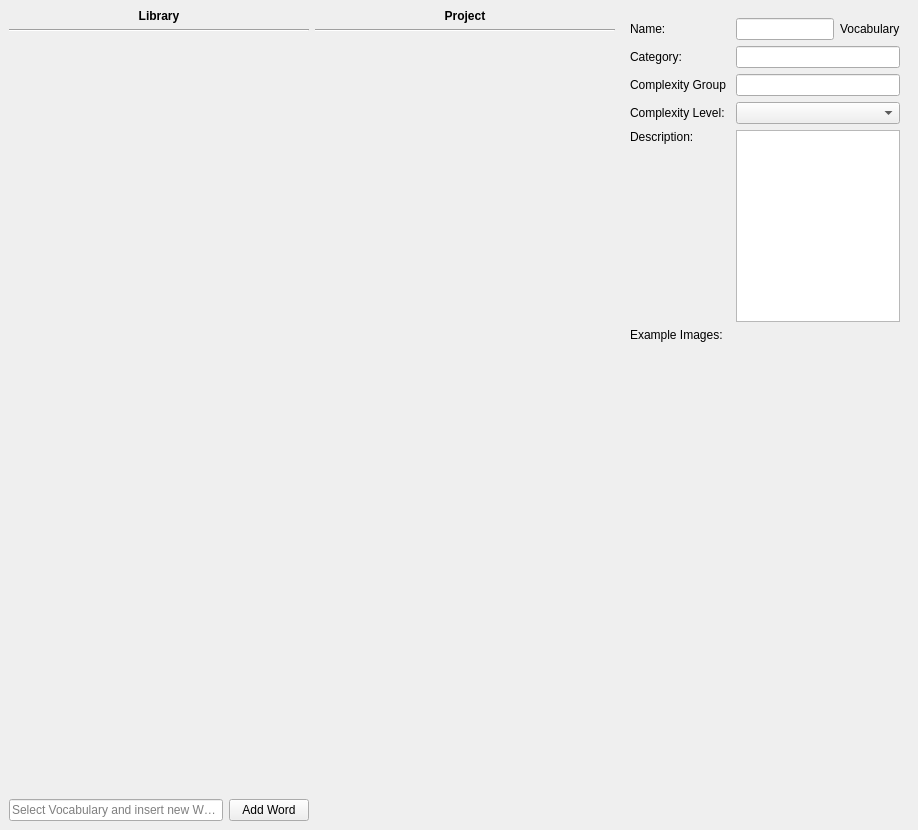
Above: qt_ui/VocabularyManager.ui from FilmColors/VIAN before the change. Below: the same form after it.
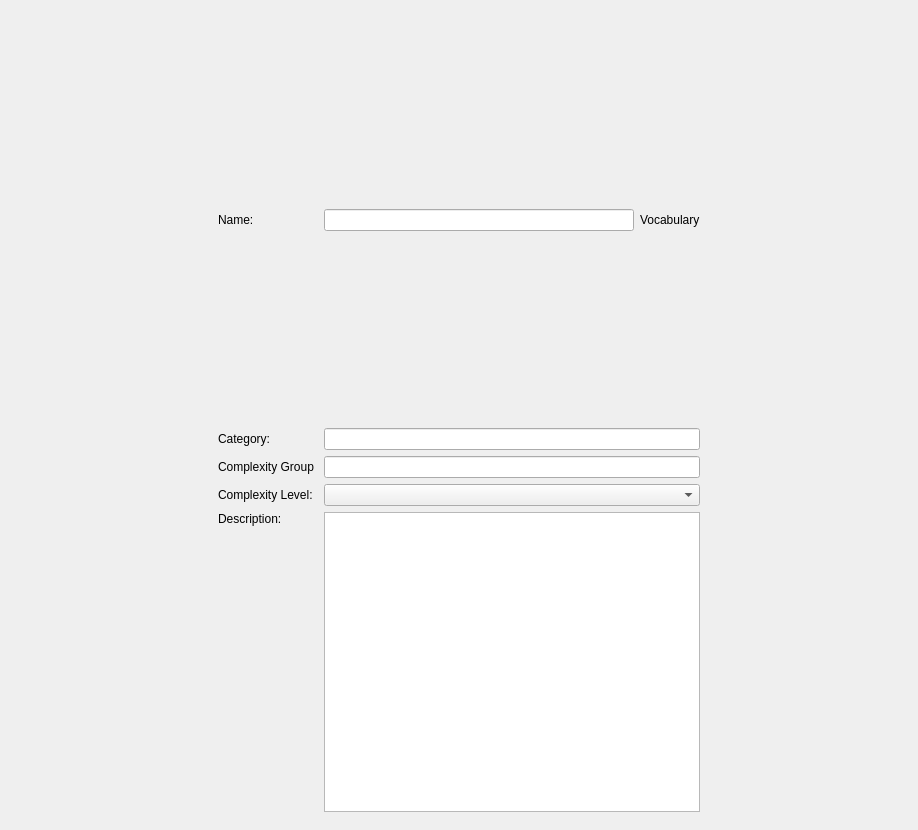
That is the form after the change.

Commit message: New Vocabulary Manager

Diff of the .ui file:
```diff
--- a/qt_ui/VocabularyManager.ui
+++ b/qt_ui/VocabularyManager.ui
@@ -38,112 +38,6 @@
       </sizepolicy>
      </property>
      <layout class="QHBoxLayout" name="horizontalLayout_2">
-      <item>
-       <layout class="QVBoxLayout" name="verticalLayout_2">
-        <item>
-         <widget class="QLabel" name="labelLibrary">
-          <property name="sizePolicy">
-           <sizepolicy hsizetype="Expanding" vsizetype="Preferred">
-            <horstretch>0</horstretch>
-            <verstretch>0</verstretch>
-           </sizepolicy>
-          </property>
-          <property name="minimumSize">
-           <size>
-            <width>300</width>
-            <height>0</height>
-           </size>
-          </property>
-          <property name="text">
-           <string>&lt;html&gt;&lt;head/&gt;&lt;body&gt;&lt;p align=&quot;center&quot;&gt;&lt;span style=&quot; font-weight:600;&quot;&gt;Library&lt;/span&gt;&lt;/p&gt;&lt;/body&gt;&lt;/html&gt;</string>
-          </property>
-         </widget>
-        </item>
-        <item>
-         <widget class="Line" name="line">
-          <property name="orientation">
-           <enum>Qt::Horizontal</enum>
-          </property>
-         </widget>
-        </item>
-        <item>
-         <widget class="QWidget" name="innerLibrary" native="true">
-          <property name="sizePolicy">
-           <sizepolicy hsizetype="Preferred" vsizetype="Expanding">
-            <horstretch>0</horstretch>
-            <verstretch>0</verstretch>
-           </sizepolicy>
-          </property>
-          <layout class="QVBoxLayout" name="verticalLayout_5"/>
-         </widget>
-        </item>
-        <item>
-         <layout class="QHBoxLayout" name="horizontalLayout_5">
-          <item>
-           <widget class="QLineEdit" name="lineEdit_Item">
-            <property name="sizePolicy">
-             <sizepolicy hsizetype="Expanding" vsizetype="Fixed">
-              <horstretch>1</horstretch>
-              <verstretch>0</verstretch>
-             </sizepolicy>
-            </property>
-            <property name="placeholderText">
-             <string>Select Vocabulary and insert new Word</string>
-            </property>
-           </widget>
-          </item>
-          <item>
-           <widget class="QPushButton" name="btn_addItem">
-            <property name="text">
-             <string>Add Word</string>
-            </property>
-           </widget>
-          </item>
-         </layout>
-        </item>
-       </layout>
-      </item>
-      <item>
-       <layout class="QVBoxLayout" name="verticalLayout">
-        <item>
-         <widget class="QLabel" name="labelProject">
-          <property name="sizePolicy">
-           <sizepolicy hsizetype="Expanding" vsizetype="Preferred">
-            <horstretch>0</horstretch>
-            <verstretch>0</verstretch>
-           </sizepolicy>
-          </property>
-          <property name="minimumSize">
-           <size>
-            <width>300</width>
-            <height>0</height>
-           </size>
-          </property>
-          <property name="text">
-           <string>&lt;html&gt;&lt;head/&gt;&lt;body&gt;&lt;p align=&quot;center&quot;&gt;&lt;span style=&quot; font-weight:600;&quot;&gt;Project&lt;/span&gt;&lt;/p&gt;&lt;/body&gt;&lt;/html&gt;</string>
-          </property>
-         </widget>
-        </item>
-        <item>
-         <widget class="Line" name="line_2">
-          <property name="orientation">
-           <enum>Qt::Horizontal</enum>
-          </property>
-         </widget>
-        </item>
-        <item>
-         <widget class="QWidget" name="innerProject" native="true">
-          <property name="sizePolicy">
-           <sizepolicy hsizetype="Preferred" vsizetype="Expanding">
-            <horstretch>0</horstretch>
-            <verstretch>0</verstretch>
-           </sizepolicy>
-          </property>
-          <layout class="QVBoxLayout" name="verticalLayout_3"/>
-         </widget>
-        </item>
-       </layout>
-      </item>
       <item>
        <widget class="QWidget" name="widget_2" native="true">
         <property name="sizePolicy">
@@ -252,23 +146,6 @@
            </item>
           </layout>
          </item>
-         <item>
-          <widget class="QLabel" name="label_3">
-           <property name="text">
-            <string>Example Images:</string>
-           </property>
-          </widget>
-         </item>
-         <item>
-          <widget class="QWidget" name="widgetImageContainer" native="true">
-           <property name="sizePolicy">
-            <sizepolicy hsizetype="Preferred" vsizetype="Expanding">
-             <horstretch>0</horstretch>
-             <verstretch>0</verstretch>
-            </sizepolicy>
-           </property>
-          </widget>
-         </item>
         </layout>
        </widget>
       </item>
```
The commit also changes 6 other files.
